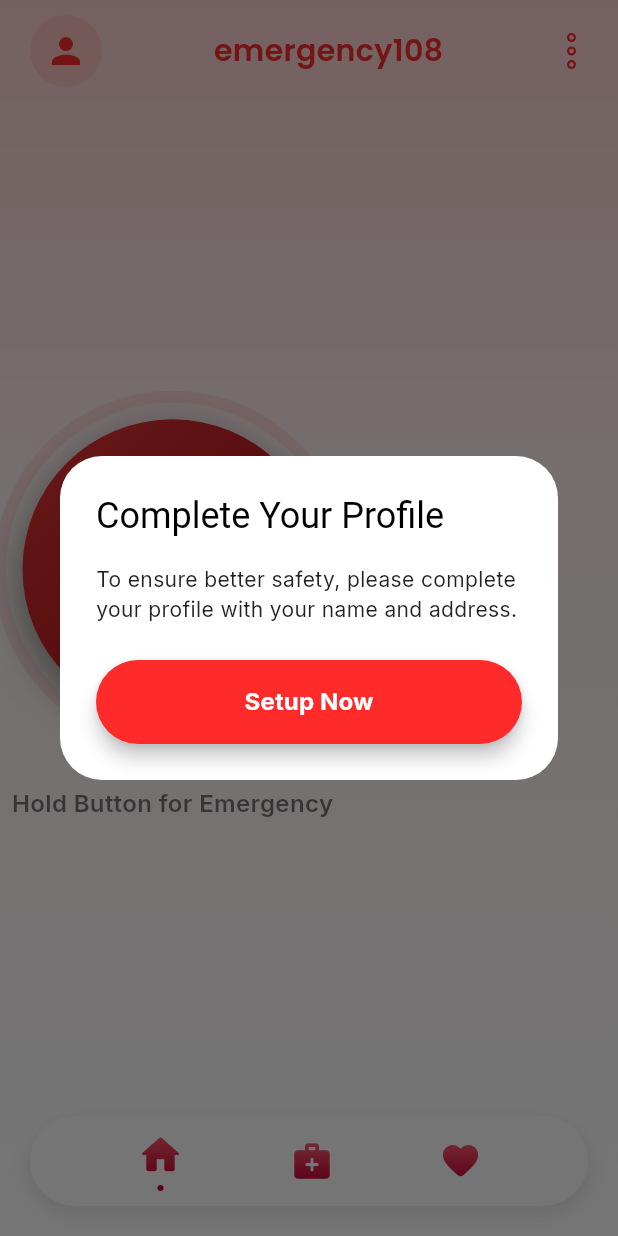
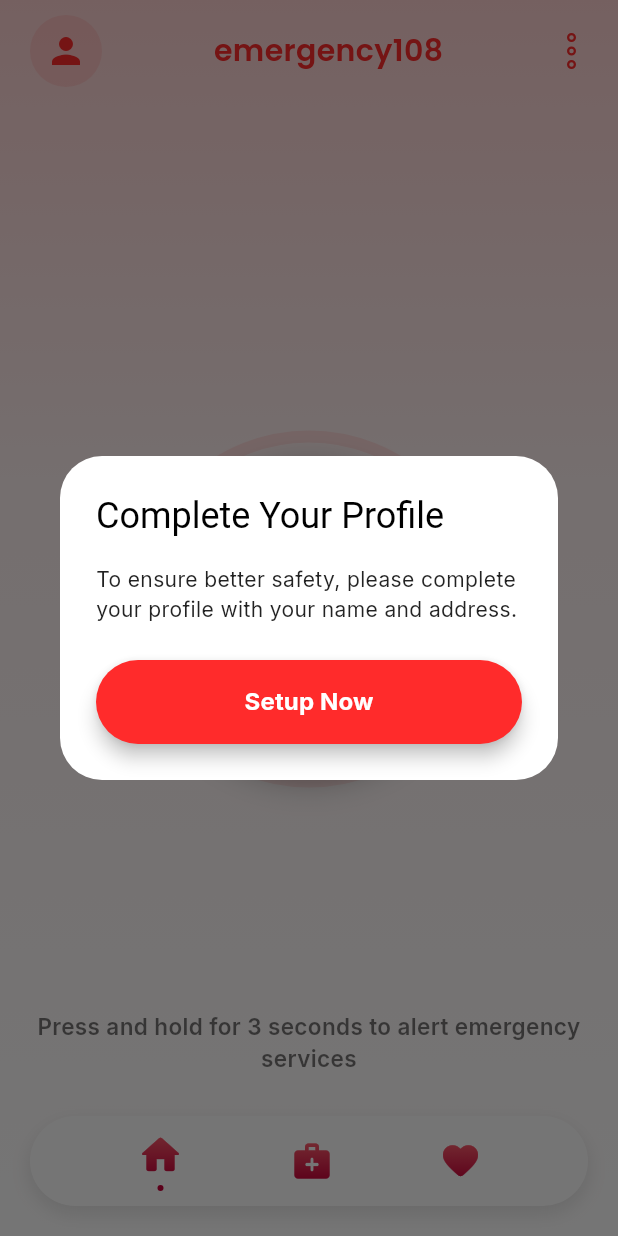
Before and after one commit to anupamkushwaha85/emergency108, a Flutter app: the HomeScreen screen opened by its route, on a phone screen of 412 x 824 dp. Run offline on Flutter 3.47's test engine with Material 3 defaults, Android fonts, the phone set to English and light mode, and no system bars; our stand-ins replace dio, firebase_core, firebase_messaging, flutter_contacts, flutter_local_notifications, flutter_riverpod and 9 more; missing offline and left inert: stomp_dart_client; accounts and stored records are empty; project files that could hold a hidden picture were left out.

Commit message:
Improve startup speed and center SOS home button

```diff
--- a/lib/features/home/presentation/screens/home_screen.dart
+++ b/lib/features/home/presentation/screens/home_screen.dart
@@ -68,7 +68,9 @@ class _HomeScreenState extends ConsumerState<HomeScreen> with SingleTickerProvid
     super.initState();
     _loadContacts();
     _checkProfileStatus();
-    _startHelpingHandService();
+    WidgetsBinding.instance.addPostFrameCallback((_) {
+      unawaited(_startHelpingHandService());
+    });
     // Background pulsing animation controller if needed for other things,
     // or we can remove if it was only for the old button background.
     // Keeping it for potential background effects or safe removal later.
@@ -100,13 +102,19 @@ class _HomeScreenState extends ConsumerState<HomeScreen> with SingleTickerProvid
   // Stream subscription for foreground notifications
   StreamSubscription? _fcmSubscription;
 
-  void _startHelpingHandService() async {
+  Future<void> _startHelpingHandService() async {
     final prefs = await SharedPreferences.getInstance();
     final role = prefs.getString('user_role');
 
     // Initialize FCM for all users to get foreground alerts
     final fcmService = FCMNotificationService();
-    final fcmToken = await fcmService.initialize();
+    final fcmToken = await fcmService.initialize().timeout(
+      const Duration(seconds: 6),
+      onTimeout: () {
+        debugPrint('⚠️ FCM init timed out, continuing startup without token');
+        return null;
+      },
+    );
     fcmService.setupForegroundHandler();
 
     // Register FCM token with backend so server can push notifications to this device
--- a/lib/features/home/presentation/widgets/sos_activation_button.dart
+++ b/lib/features/home/presentation/widgets/sos_activation_button.dart
@@ -42,13 +42,14 @@ class _SosActivationButtonState extends State<SosActivationButton>
 
   @override
   Widget build(BuildContext context) {
-    return Column(
-      mainAxisAlignment: MainAxisAlignment.center,
+    return SizedBox.expand(
+      child: Stack(
+        alignment: Alignment.center,
         children: [
+          // Keep the interactive SOS circle exactly at screen center.
           Stack(
             alignment: Alignment.center,
             children: [
-            // Circular Progress Arc
               SizedBox(
                 width: 230,
                 height: 230,
@@ -59,13 +60,11 @@ class _SosActivationButtonState extends State<SosActivationButton>
                       value: _holdController.value,
                       strokeWidth: 8,
                       valueColor: AlwaysStoppedAnimation<Color>(AppTheme.primaryRed),
-                    backgroundColor: AppTheme.primaryRed.withOpacity(0.1),
+                      backgroundColor: AppTheme.primaryRed.withValues(alpha: 0.1),
                     );
                   },
                 ),
               ),
-
-            // The Button itself
               GestureDetector(
                 onTapDown: (_) => _holdController.forward(),
                 onTapUp: (_) {
@@ -83,13 +82,13 @@ class _SosActivationButtonState extends State<SosActivationButton>
                       begin: Alignment.topLeft,
                       end: Alignment.bottomRight,
                       colors: [
-                      Color(0xFFE6393C), // Lighter red
-                      Color(0xFF990000), // Dark red
+                        Color(0xFFE6393C),
+                        Color(0xFF990000),
                       ],
                     ),
                     boxShadow: [
                       BoxShadow(
-                      color: Colors.black.withOpacity(0.4),
+                        color: Colors.black.withValues(alpha: 0.4),
                         blurRadius: 20,
                         offset: const Offset(0, 10),
                         spreadRadius: 2,
@@ -126,16 +125,22 @@ class _SosActivationButtonState extends State<SosActivationButton>
               ),
             ],
           ),
-        const SizedBox(height: 30),
-        Text(
-          'Hold Button for Emergency',
+          Positioned(
+            bottom: 28,
+            left: 24,
+            right: 24,
+            child: Text(
+              'Press and hold for 3 seconds to alert emergency services',
+              textAlign: TextAlign.center,
               style: GoogleFonts.inter(
                 color: Colors.black54,
-            fontSize: 16,
+                fontSize: 15,
                 fontWeight: FontWeight.w600,
               ),
             ),
+          ),
         ],
+      ),
     );
   }
 }
--- a/lib/features/splash/presentation/screens/splash_screen.dart
+++ b/lib/features/splash/presentation/screens/splash_screen.dart
@@ -16,6 +16,7 @@ class _SplashScreenState extends State<SplashScreen> with SingleTickerProviderSt
   late AnimationController _controller;
   late Animation<double> _scaleAnimation;
   late Animation<double> _opacityAnimation;
+  static const Duration _minimumSplashDuration = Duration(milliseconds: 800);
 
   // FIX: pre-computed opaque equivalents of AppPallete.error.withOpacity(x)
   // so AnimatedBuilder doesn't allocate new Color objects on every frame.
@@ -28,7 +29,7 @@ class _SplashScreenState extends State<SplashScreen> with SingleTickerProviderSt
 
     // Animation Setup
     _controller = AnimationController(
-       duration: const Duration(seconds: 2), // 2 seconds animation
+       duration: const Duration(milliseconds: 1400),
        vsync: this,
     );
 
@@ -47,10 +48,9 @@ class _SplashScreenState extends State<SplashScreen> with SingleTickerProviderSt
   }
 
   Future<void> _checkAuthAndNavigate() async {
-    // FIX: run animation delay and SharedPreferences load in PARALLEL instead of
-    // sequentially. Total wait = max(2s, prefs_read_time) instead of sum.
+    // Keep branding visible briefly, but avoid a fixed multi-second startup wait.
     final results = await Future.wait([
-      Future.delayed(const Duration(seconds: 2)),
+      Future.delayed(_minimumSplashDuration),
       SharedPreferences.getInstance(),
     ]);
     final prefs = results[1] as SharedPreferences;
```
Lines whose indentation alone changed are shown as unchanged.
